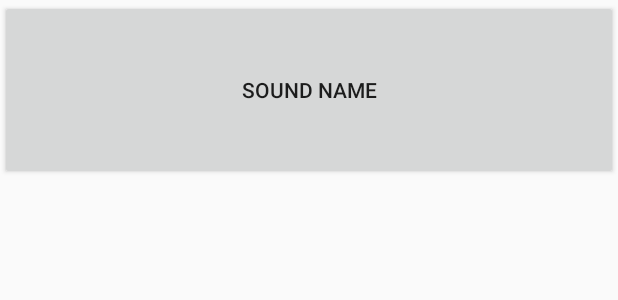
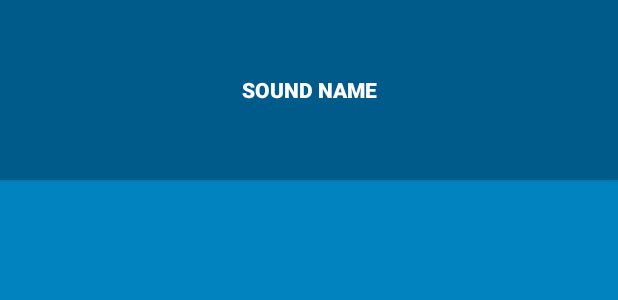
Before and after one commit to zaverrabadiya/AndroidProjects, an Android app: the layout list_item_sound.xml on its own in the app's theme, with its tools: preview values and no code run, on a phone screen of 412 x 824 dp. Shown: the top 300 px of the screen. Run offline under Robolectric (Android 15) with nearby library versions, the light colour scheme and no system bars.

Commit message:
Chapter 20 - Overriding Theme Attributes DONE

```diff
--- a/BeatBox/app/src/main/res/layout/list_item_sound.xml
+++ b/BeatBox/app/src/main/res/layout/list_item_sound.xml
@@ -2,6 +2,7 @@
 <Button
     xmlns:android="http://schemas.android.com/apk/res/android"
     xmlns:tools="http://schemas.android.com/tools"
+    style="@style/BeatBoxButton.Strong"
     android:id="@+id/list_item_sound_button"
     android:layout_width="match_parent"
     android:layout_height="120dp"
--- /dev/null
+++ b/BeatBox/app/src/main/res/values/colors.xml
@@ -0,0 +1,8 @@
+<?xml version="1.0" encoding="utf-8"?>
+<resources>
+    <color name="red">#F44336</color>
+    <color name="darkRed">#C3352B</color>
+    <color name="gray">#607D8B</color>
+    <color name="soothingBlue">#0083BF</color>
+    <color name="darkBlue">#005A8A</color>
+</resources>
--- a/BeatBox/app/src/main/res/values/styles.xml
+++ b/BeatBox/app/src/main/res/values/styles.xml
@@ -1,8 +1,20 @@
 <resources>
 
     <!-- Base application theme. -->
-    <style name="AppTheme" parent="Theme.AppCompat.Light.DarkActionBar">
+    <style name="AppTheme" parent="Theme.AppCompat">
         <!-- Customize your theme here. -->
+        <item name="colorPrimary">@color/red</item>
+        <item name="colorPrimaryDark">@color/darkRed</item>
+        <item name="colorAccent">@color/gray</item>
+
+        <item name="android:colorBackground">@color/soothingBlue</item>
     </style>
 
+    <style name="BeatBoxButton">
+        <item name="android:background">@color/darkBlue</item>
+    </style>
+
+    <style name="BeatBoxButton.Strong">
+        <item name="android:textStyle">bold</item>
+    </style>
 </resources>
```
